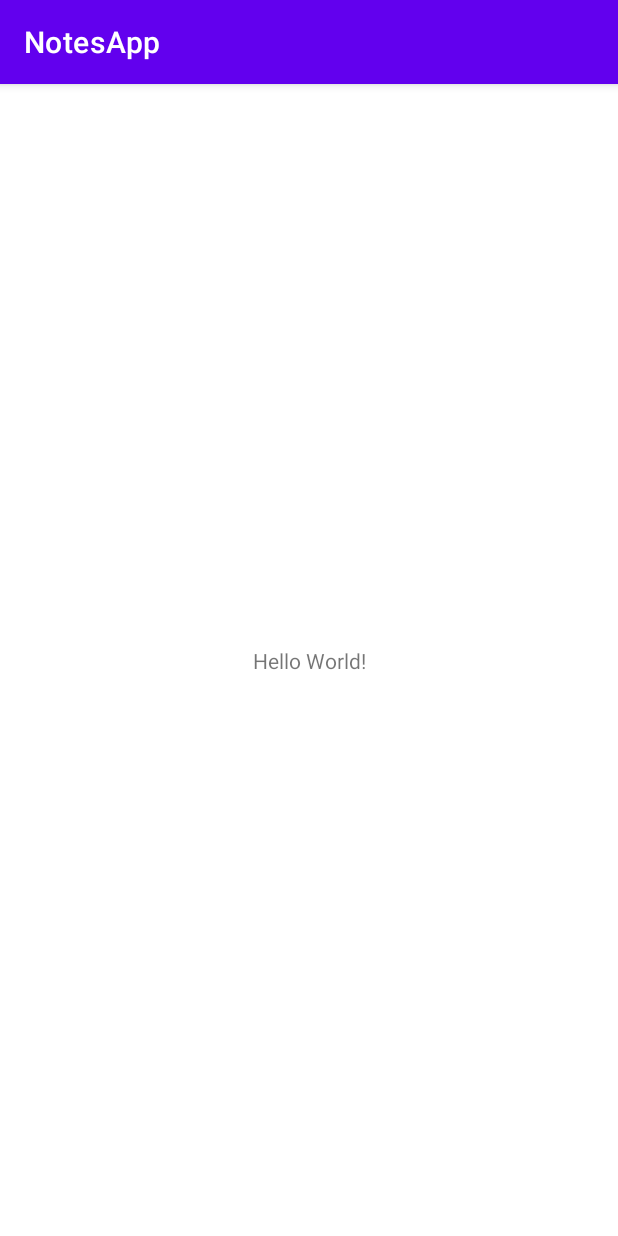
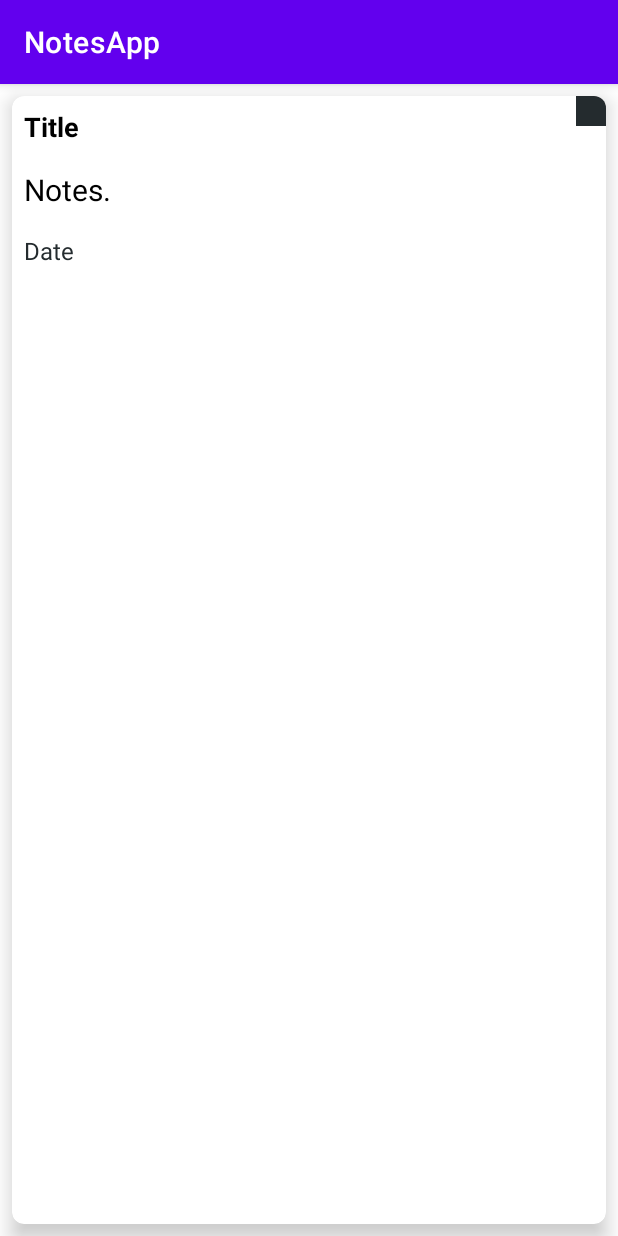
Before and after one commit to An2108/NotesApp, an Android app: the screen it shows after launch (MainActivity), on a phone screen of 412 x 824 dp. Run offline under Robolectric (Android 15) with nearby library versions, the phone set to English and light mode, and no system bars.

Commit message:
update/24/05

```diff
--- a/app/src/main/java/com/example/notesapp/MainActivity.java
+++ b/app/src/main/java/com/example/notesapp/MainActivity.java
@@ -9,6 +9,6 @@ public class MainActivity extends AppCompatActivity {
     @Override
     protected void onCreate(Bundle savedInstanceState) {
         super.onCreate(savedInstanceState);
-        setContentView(R.layout.activity_main);
+        setContentView(R.layout.note_list);
     }
 }
--- /dev/null
+++ b/app/src/main/java/com/example/notesapp/NotesClickListener.java
@@ -0,0 +1,4 @@
+package com.example.notesapp;
+
+public interface NotesClickListener {
+}
--- /dev/null
+++ b/app/src/main/res/drawable/ic_add.xml
@@ -0,0 +1,5 @@
+<vector android:height="24dp" android:tint="#000000"
+    android:viewportHeight="24" android:viewportWidth="24"
+    android:width="24dp" xmlns:android="http://schemas.android.com/apk/res/android">
+    <path android:fillColor="@android:color/white" android:pathData="M19,13h-6v6h-2v-6H5v-2h6V5h2v6h6v2z"/>
+</vector>
--- a/app/src/main/res/layout/activity_main.xml
+++ b/app/src/main/res/layout/activity_main.xml
@@ -1,18 +1,26 @@
 <?xml version="1.0" encoding="utf-8"?>
-<androidx.constraintlayout.widget.ConstraintLayout xmlns:android="http://schemas.android.com/apk/res/android"
+<RelativeLayout xmlns:android="http://schemas.android.com/apk/res/android"
     xmlns:app="http://schemas.android.com/apk/res-auto"
     xmlns:tools="http://schemas.android.com/tools"
     android:layout_width="match_parent"
     android:layout_height="match_parent"
+    android:orientation="vertical"
+    android:background="@color/black"
     tools:context=".MainActivity">
 
-    <TextView
-        android:layout_width="wrap_content"
-        android:layout_height="wrap_content"
-        android:text="Hello World!"
-        app:layout_constraintBottom_toBottomOf="parent"
-        app:layout_constraintEnd_toEndOf="parent"
-        app:layout_constraintStart_toStartOf="parent"
-        app:layout_constraintTop_toTopOf="parent" />
+<androidx.recyclerview.widget.RecyclerView
+    android:id="@+id/recycler_home"
+    android:layout_margin="8dp"
+    android:layout_width="match_parent"
+    android:layout_height="match_parent"/>
 
-</androidx.constraintlayout.widget.ConstraintLayout>
+   <com.google.android.material.floatingactionbutton.FloatingActionButton
+       android:layout_width="wrap_content"
+       android:layout_height="wrap_content"
+       android:id="@+id/fab_add"
+       android:layout_alignParentBottom="true"
+       android:layout_alignParentEnd="true"
+       android:src="@drawable/ic_add"
+       android:layout_margin="24dp"
+       />
+</RelativeLayout>
--- /dev/null
+++ b/app/src/main/res/layout/note_list.xml
@@ -0,0 +1,68 @@
+<?xml version="1.0" encoding="utf-8"?>
+<androidx.cardview.widget.CardView xmlns:android="http://schemas.android.com/apk/res/android"
+    android:layout_width="match_parent"
+    android:layout_height="match_parent"
+    xmlns:app="http://schemas.android.com/apk/res-auto"
+    app:cardBackgroundColor="@color/white"
+    android:id="@+id/notes_container"
+    app:cardCornerRadius="8dp"
+    app:cardElevation="8dp"
+    android:layout_margin="8dp">
+
+    <LinearLayout
+        android:orientation="vertical"
+        android:layout_width="match_parent"
+        android:layout_height="wrap_content">
+        <RelativeLayout
+            android:layout_width="match_parent"
+            android:layout_height="wrap_content">
+            <TextView
+                android:id="@+id/tv_title"
+                android:text="@string/title"
+                android:layout_alignParentStart="true"
+                android:textSize="18sp"
+                android:textColor="@color/black"
+                android:textStyle="bold"
+                android:padding="8dp"
+                android:ellipsize="marquee"
+                android:marqueeRepeatLimit="marquee_forever"
+                android:scrollHorizontally="true"
+                android:singleLine="true"
+                android:layout_width="match_parent"
+                android:layout_height="wrap_content"/>
+            <ImageView
+                android:id="@+id/imageView_pin"
+                android:layout_alignParentEnd="true"
+                android:layout_width="20dp"
+                android:layout_height="20dp"
+                android:background="@color/grey"
+                android:contentDescription="@string/todo" />
+
+        </RelativeLayout>
+        <TextView
+            android:id="@+id/tv_notes"
+            android:text="@string/notes"
+            android:textColor="@color/black"
+            android:textSize="20sp"
+            android:textStyle="normal"
+            android:maxLines="10"
+            android:padding="8dp"
+            android:layout_width="match_parent"
+            android:layout_height="wrap_content"/>
+        <TextView
+            android:id="@+id/tv_date"
+            android:text="@string/date"
+            android:textColor="@color/grey"
+            android:singleLine="true"
+            android:ellipsize="marquee"
+            android:marqueeRepeatLimit="marquee_forever"
+            android:scrollHorizontally="true"
+            android:textSize="16sp"
+            android:textStyle="normal"
+            android:maxLines="10"
+            android:padding="8dp"
+            android:layout_width="match_parent"
+            android:layout_height="wrap_content"/>
+</LinearLayout>
+
+</androidx.cardview.widget.CardView>
--- a/app/src/main/res/values/colors.xml
+++ b/app/src/main/res/values/colors.xml
@@ -7,4 +7,5 @@
     <color name="teal_700">#FF018786</color>
     <color name="black">#FF000000</color>
     <color name="white">#FFFFFFFF</color>
+    <color name="grey">#242B2E</color>
 </resources>
--- a/app/src/main/res/values/strings.xml
+++ b/app/src/main/res/values/strings.xml
@@ -1,3 +1,7 @@
 <resources>
     <string name="app_name">NotesApp</string>
+    <string name="title">Title</string>
+    <string name="todo">TODO</string>
+    <string name="notes">Notes.</string>
+    <string name="date">Date</string>
 </resources>
```
Also changed, not shown: app/src/main/java/com/example/notesapp/Adapter/NotesListAdapter.java (added, +54 -0 lines), app/src/main/res/drawable/ic_pin.jpg (added), 1 other file.
